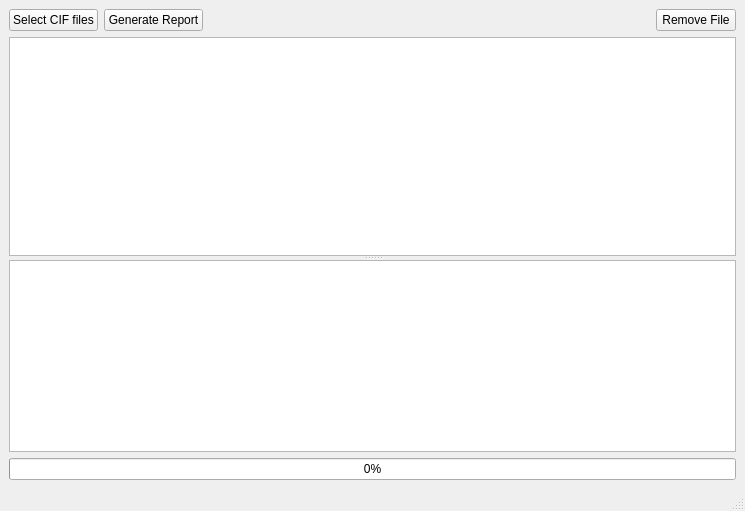
Before: the Qt Designer form gui/mainwindow.ui in dkratzert/multitable, drawn with Qt 5.
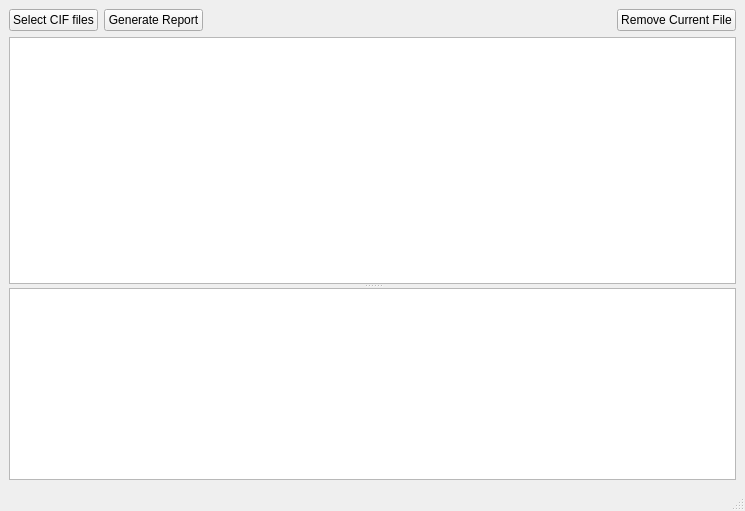
After: the same form once the commit is applied.

What changed in the file:
```diff
--- a/gui/mainwindow.ui
+++ b/gui/mainwindow.ui
@@ -42,10 +42,10 @@
       </property>
      </spacer>
     </item>
-    <item row="2" column="0" colspan="4">
-     <widget class="QProgressBar" name="progressBar">
-      <property name="value">
-       <number>0</number>
+    <item row="0" column="3">
+     <widget class="QPushButton" name="removeButton">
+      <property name="text">
+       <string>Remove Current File</string>
       </property>
      </widget>
     </item>
@@ -96,13 +96,6 @@
       </widget>
      </widget>
     </item>
-    <item row="0" column="3">
-     <widget class="QPushButton" name="removeButton">
-      <property name="text">
-       <string>Remove File</string>
-      </property>
-     </widget>
-    </item>
    </layout>
   </widget>
   <widget class="QMenuBar" name="menubar">
```
